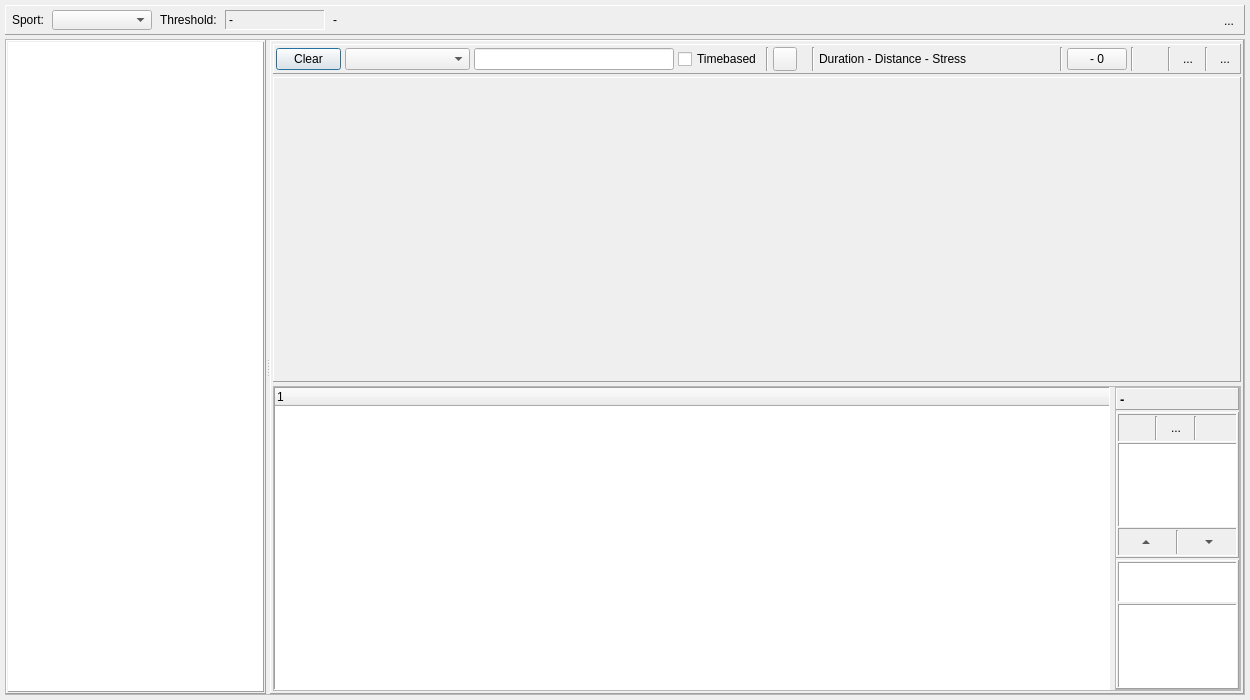
Tria-Andy/WorkoutEditor, file dialog_workcreator.ui: the form before one commit.
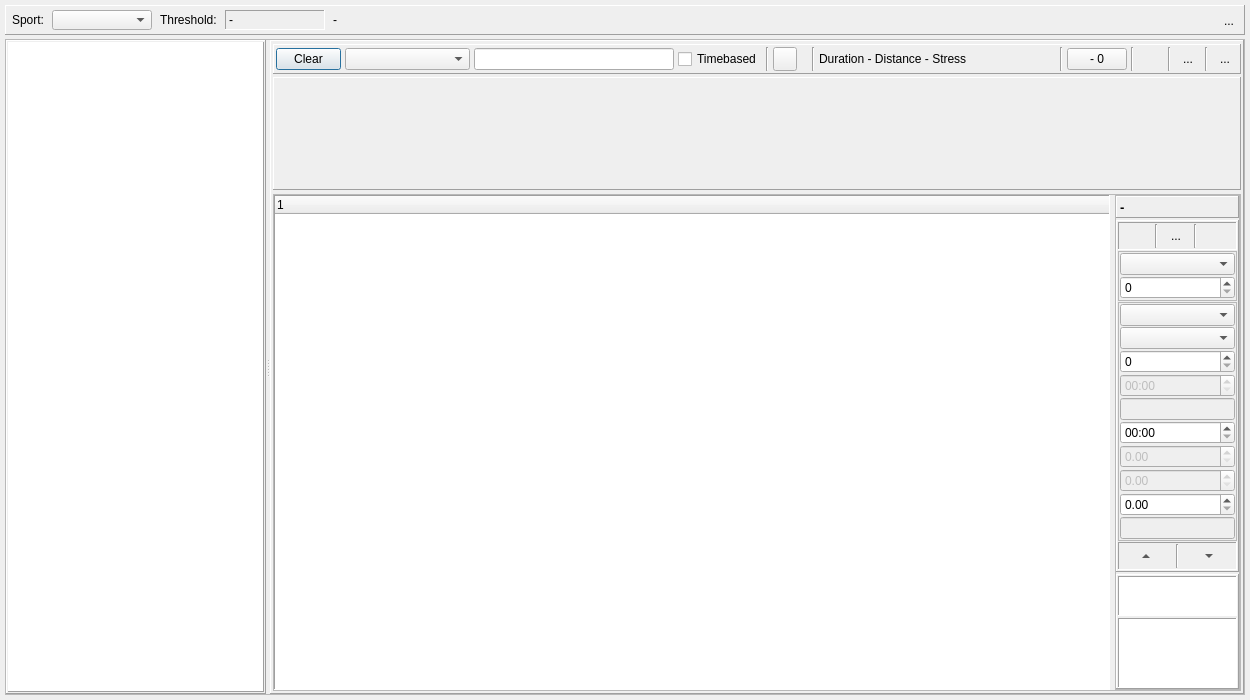
The form after the commit. Icons and pictures are not drawn. Custom widgets are drawn as their Qt base class.

Commit message: Remodel of StandardWorkouts Part2

Patch:
```diff
--- a/dialog_workcreator.ui
+++ b/dialog_workcreator.ui
@@ -986,19 +986,137 @@
                     </widget>
                    </item>
                    <item>
-                    <widget class="QListView" name="listView_values">
-                     <property name="font">
-                      <font>
-                       <family>MS Shell Dlg 2</family>
-                       <pointsize>10</pointsize>
-                      </font>
+                    <widget class="QFrame" name="frame_partEdit">
+                     <property name="frameShape">
+                      <enum>QFrame::StyledPanel</enum>
                      </property>
+                     <property name="frameShadow">
+                      <enum>QFrame::Raised</enum>
+                     </property>
+                     <layout class="QVBoxLayout" name="verticalLayout_8">
+                      <property name="spacing">
+                       <number>1</number>
+                      </property>
+                      <property name="leftMargin">
+                       <number>1</number>
+                      </property>
+                      <property name="topMargin">
+                       <number>1</number>
+                      </property>
+                      <property name="rightMargin">
+                       <number>1</number>
+                      </property>
+                      <property name="bottomMargin">
+                       <number>1</number>
+                      </property>
+                      <item>
+                       <widget class="QComboBox" name="comboBox_partName"/>
+                      </item>
+                      <item>
+                       <widget class="QSpinBox" name="spinBox_repeats"/>
+                      </item>
+                     </layout>
+                    </widget>
+                   </item>
+                   <item>
+                    <spacer name="verticalSpacer">
+                     <property name="orientation">
+                      <enum>Qt::Vertical</enum>
+                     </property>
+                     <property name="sizeHint" stdset="0">
+                      <size>
+                       <width>20</width>
+                       <height>40</height>
+                      </size>
+                     </property>
+                    </spacer>
+                   </item>
+                   <item>
+                    <widget class="QFrame" name="frame_stepEdit">
                      <property name="frameShape">
-                      <enum>QFrame::Panel</enum>
+                      <enum>QFrame::StyledPanel</enum>
                      </property>
-                     <property name="editTriggers">
-                      <set>QAbstractItemView::CurrentChanged|QAbstractItemView::EditKeyPressed</set>
+                     <property name="frameShadow">
+                      <enum>QFrame::Raised</enum>
                      </property>
+                     <layout class="QVBoxLayout" name="verticalLayout_2">
+                      <property name="spacing">
+                       <number>1</number>
+                      </property>
+                      <property name="leftMargin">
+                       <number>1</number>
+                      </property>
+                      <property name="topMargin">
+                       <number>1</number>
+                      </property>
+                      <property name="rightMargin">
+                       <number>1</number>
+                      </property>
+                      <property name="bottomMargin">
+                       <number>1</number>
+                      </property>
+                      <item>
+                       <widget class="QComboBox" name="comboBox_stepName"/>
+                      </item>
+                      <item>
+                       <widget class="QComboBox" name="comboBox_levelName"/>
+                      </item>
+                      <item>
+                       <widget class="QSpinBox" name="spinBox_level">
+                        <property name="maximum">
+                         <number>500</number>
+                        </property>
+                       </widget>
+                      </item>
+                      <item>
+                       <widget class="QTimeEdit" name="timeEdit_pace">
+                        <property name="enabled">
+                         <bool>false</bool>
+                        </property>
+                        <property name="displayFormat">
+                         <string>mm:ss</string>
+                        </property>
+                       </widget>
+                      </item>
+                      <item>
+                       <widget class="QLineEdit" name="lineEdit_power">
+                        <property name="enabled">
+                         <bool>false</bool>
+                        </property>
+                       </widget>
+                      </item>
+                      <item>
+                       <widget class="QTimeEdit" name="timeEdit_lapTime">
+                        <property name="displayFormat">
+                         <string>mm:ss</string>
+                        </property>
+                       </widget>
+                      </item>
+                      <item>
+                       <widget class="QDoubleSpinBox" name="doubleSpinBox_stressScore">
+                        <property name="enabled">
+                         <bool>false</bool>
+                        </property>
+                       </widget>
+                      </item>
+                      <item>
+                       <widget class="QDoubleSpinBox" name="doubleSpinBox_work">
+                        <property name="enabled">
+                         <bool>false</bool>
+                        </property>
+                       </widget>
+                      </item>
+                      <item>
+                       <widget class="QDoubleSpinBox" name="doubleSpinBox_distance"/>
+                      </item>
+                      <item>
+                       <widget class="QLineEdit" name="lineEdit_speed">
+                        <property name="enabled">
+                         <bool>false</bool>
+                        </property>
+                       </widget>
+                      </item>
+                     </layout>
                     </widget>
                    </item>
                    <item>
```
The commit also changes 9 other files.
